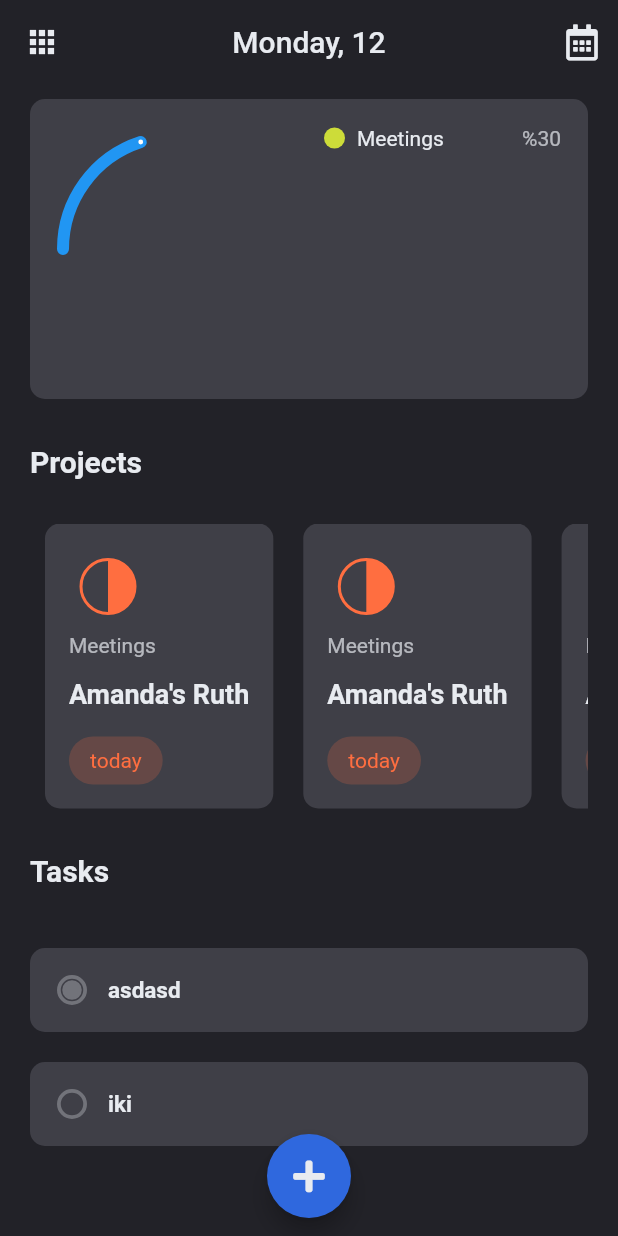
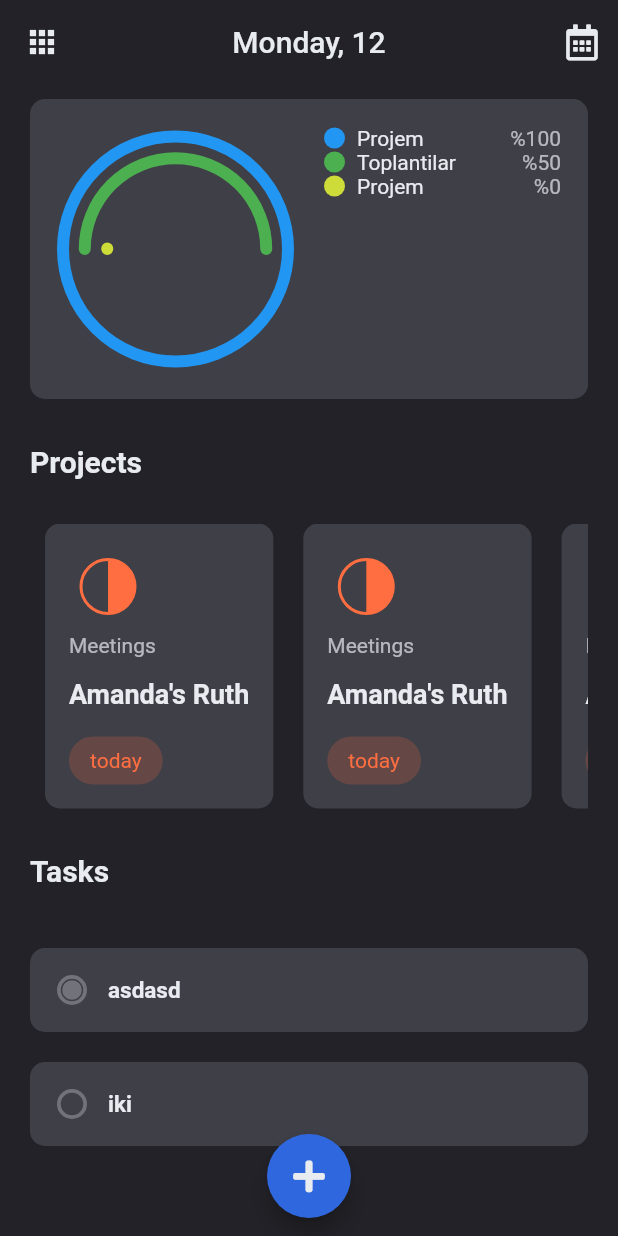
Before and after one commit to oguzhan2142/todo, a Flutter app: the screen it shows after launch, after a tap on an icon or button, on a phone screen of 412 x 824 dp. Run offline on Flutter 3.47's test engine with Material 2 defaults, Android fonts, the phone set to English and light mode, and no system bars; drawn by our look-alikes of pie_chart, sleek_circular_slider; our stand-ins replace flutter_mobx, font_awesome_flutter, mobx; generated files the repository leaves out were written again.

Commit message:
values from data_state to progress widget

```diff
--- a/lib/constants/values.dart
+++ b/lib/constants/values.dart
@@ -1,6 +1,8 @@
 abstract class Values {
   static final cardRadius = 10.0;
   static final cardPadding = 18.0;
+
+  static const homeHorizontalMargin = 20.0;
 
   static const categoryLabelRadius = 14.0;
 
--- a/lib/models/project.dart
+++ b/lib/models/project.dart
@@ -7,4 +7,10 @@ class Project {
   final List<Task> tasks = [];
 
   Project(this.color, this.name);
+
+  double getPercentage() {
+    var checkedTasks = tasks.where((element) => element.isChecked == true);
+    if (tasks.isEmpty) return 0;
+    return checkedTasks.length / tasks.length;
+  }
 }
--- a/lib/models/task.dart
+++ b/lib/models/task.dart
@@ -4,6 +4,6 @@ class Task {
 
   Task({
     required this.content,
-    required this.isChecked,
+    this.isChecked = false,
   });
 }
--- a/lib/screens/home_screen/home_screen.dart
+++ b/lib/screens/home_screen/home_screen.dart
@@ -48,7 +48,7 @@ class HomeScreen extends StatelessWidget {
       ),
       body: Container(
         padding: const EdgeInsets.symmetric(
-          horizontal: 20,
+          horizontal: Values.homeHorizontalMargin,
           vertical: 10,
         ),
         child: SingleChildScrollView(
--- a/lib/screens/home_screen/widgets/progress/widgets/category_label.dart
+++ b/lib/screens/home_screen/widgets/progress/widgets/category_label.dart
@@ -1,17 +1,14 @@
 import 'package:flutter/material.dart';
 import 'package:todo/constants/colors.dart';
 import 'package:todo/constants/values.dart';
+import 'package:todo/models/project.dart';
 
 class CategoryLabel extends StatelessWidget {
-  final Color color;
-  final String label;
-  final double percentage;
+  final Project project;
 
   const CategoryLabel({
     Key? key,
-    required this.color,
-    required this.label,
-    required this.percentage,
+    required this.project,
   }) : super(key: key);
 
   @override
@@ -27,12 +24,12 @@ class CategoryLabel extends StatelessWidget {
                 height: Values.categoryLabelRadius,
                 decoration: BoxDecoration(
                   shape: BoxShape.circle,
-                  color: color,
+                  color: project.color,
                 ),
               ),
               SizedBox(width: 8),
               Text(
-                label,
+                project.name,
                 style: TextStyle(
                   color: AppColor.white,
                   fontWeight: FontWeight.w400,
@@ -41,7 +38,7 @@ class CategoryLabel extends StatelessWidget {
             ],
           ),
           Text(
-            '%${percentage.toInt()}',
+            '%${(project.getPercentage() * 100).toInt()}',
             style: TextStyle(
               color: AppColor.white.withOpacity(0.7),
               fontWeight: FontWeight.w400,
--- a/lib/screens/home_screen/widgets/progress/widgets/circular_progress.dart
+++ b/lib/screens/home_screen/widgets/progress/widgets/circular_progress.dart
@@ -1,6 +1,8 @@
 import 'package:flutter/material.dart';
 import 'package:flutter_mobx/flutter_mobx.dart';
 import 'package:sleek_circular_slider/sleek_circular_slider.dart';
+import 'package:todo/constants/values.dart';
+import 'package:todo/models/project.dart';
 import 'package:todo/state/data_state.dart';
 
 class CircularProgress extends StatefulWidget {
@@ -15,35 +17,44 @@ class _CircularProgressState extends State<CircularProgress> {
   final sizeDifferenceBetweenCircles = 30;
 
   @override
+  void initState() {
+    super.initState();
+  }
+
+  @override
   void didChangeDependencies() {
-    WidgetsBinding.instance!.addPostFrameCallback(
-        (_) => setState(() => children = buildAllCircles()));
+    // WidgetsBinding.instance!.addPostFrameCallback(
+    //     (_) => setState(() => children = buildAllCircles()));
+    width = MediaQuery.of(context).size.width / 2 -
+        (1.5 * Values.cardPadding + Values.homeHorizontalMargin);
     super.didChangeDependencies();
   }
 
   List<Widget> buildAllCircles() {
-    width = _key.currentContext!.size!.width;
-
-    return List.generate(DataState.state.projects.length,
-        (index) => buildCircle(width - index * sizeDifferenceBetweenCircles));
+    return List.generate(
+        DataState.state.projects.length,
+        (index) => buildCircle(DataState.state.projects[index],
+            width - index * sizeDifferenceBetweenCircles));
   }
 
-  Widget buildCircle(double size) {
+  Widget buildCircle(Project project, double size) {
     return Center(
       child: SleekCircularSlider(
         innerWidget: (percentage) => Container(),
         appearance: CircularSliderAppearance(
           startAngle: 180,
           counterClockwise: false,
+          angleRange: 360,
           size: size,
           customWidths: CustomSliderWidths(progressBarWidth: 8),
           customColors: CustomSliderColors(
+            dotColor: Colors.transparent,
             dynamicGradient: false,
             trackColor: Colors.transparent,
-            progressBarColor: Colors.blue,
+            progressBarColor: project.color,
           ),
         ),
-        initialValue: 30,
+        initialValue: project.getPercentage() * 100,
       ),
     );
   }
@@ -53,11 +64,7 @@ class _CircularProgressState extends State<CircularProgress> {
     return Observer(
       builder: (context) {
         return Stack(
-          key: _key,
-          children: List.generate(
-              DataState.state.projects.length,
-              (index) =>
-                  buildCircle(width - index * sizeDifferenceBetweenCircles)),
+          children: buildAllCircles(),
         );
       },
     );
--- a/lib/screens/home_screen/widgets/progress/widgets/labels_section.dart
+++ b/lib/screens/home_screen/widgets/progress/widgets/labels_section.dart
@@ -10,11 +10,7 @@ class LabelsSection extends StatelessWidget {
     return Observer(
       builder: (_) => Column(
         children: DataState.state.projects
-            .map((e) => CategoryLabel(
-                  color: Colors.lime,
-                  label: 'Meetings',
-                  percentage: 30,
-                ))
+            .map((e) => CategoryLabel(project: e))
             .toList(),
       ),
     );
--- a/lib/state/data_state.dart
+++ b/lib/state/data_state.dart
@@ -1,10 +1,27 @@
+import 'package:flutter/material.dart';
 import 'package:mobx/mobx.dart';
 import 'package:todo/models/project.dart';
+import 'package:todo/models/task.dart';
 
 part 'data_state.g.dart';
 
 class DataState extends _DataState with _$DataState {
-  DataState._();
+  DataState._() {
+    var projem = Project(Colors.blue, 'Projem');
+    projem.tasks.addAll([
+      Task(content: 'birinci gorev', isChecked: true),
+      Task(content: 'ikinci gorev', isChecked: true),
+    ]);
+
+    projects.add(projem);
+
+    var meetings = Project(Colors.green, 'Toplantilar');
+    meetings.tasks.addAll([
+      Task(content: 'birinci meeting'),
+      Task(content: 'ikinci meeting', isChecked: true),
+    ]);
+    projects.add(meetings);
+  }
   static final DataState state = DataState._();
 }
 
@@ -12,7 +29,6 @@ abstract class _DataState with Store {
   @observable
   var projects = ObservableList<Project>();
 
-
   @action
   void addProject(Project project) {
     projects.add(project);
```
